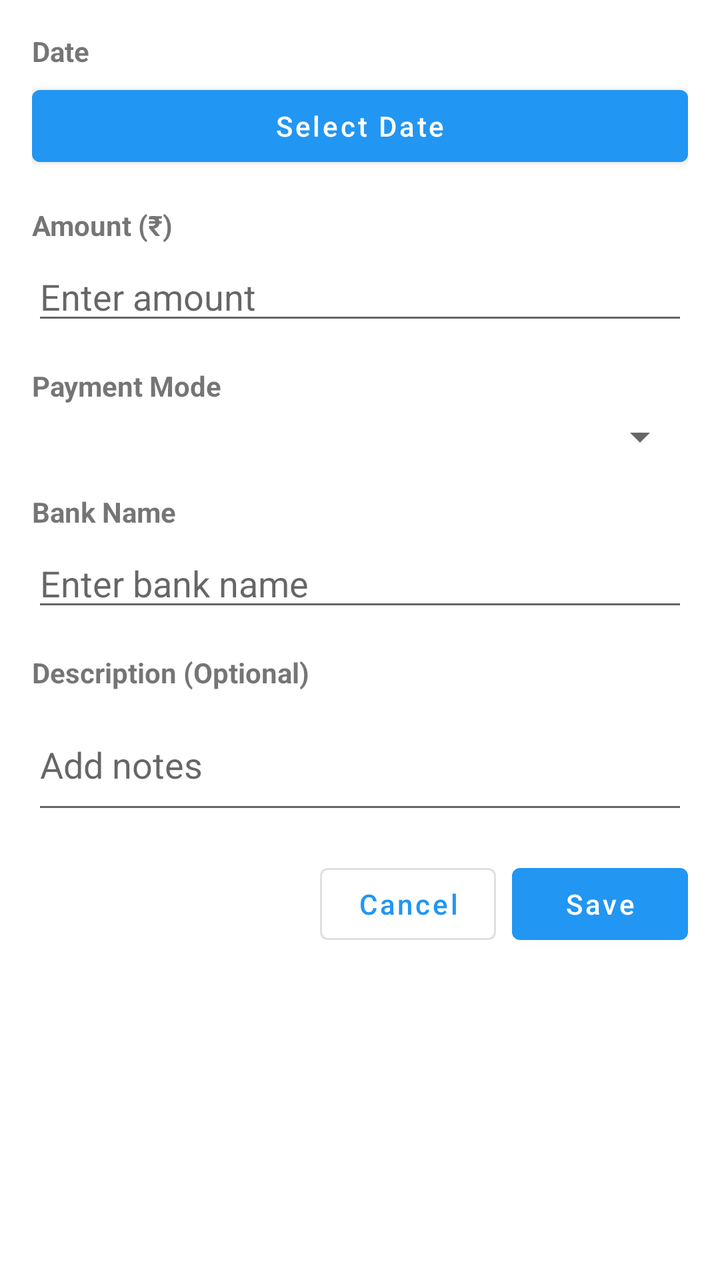
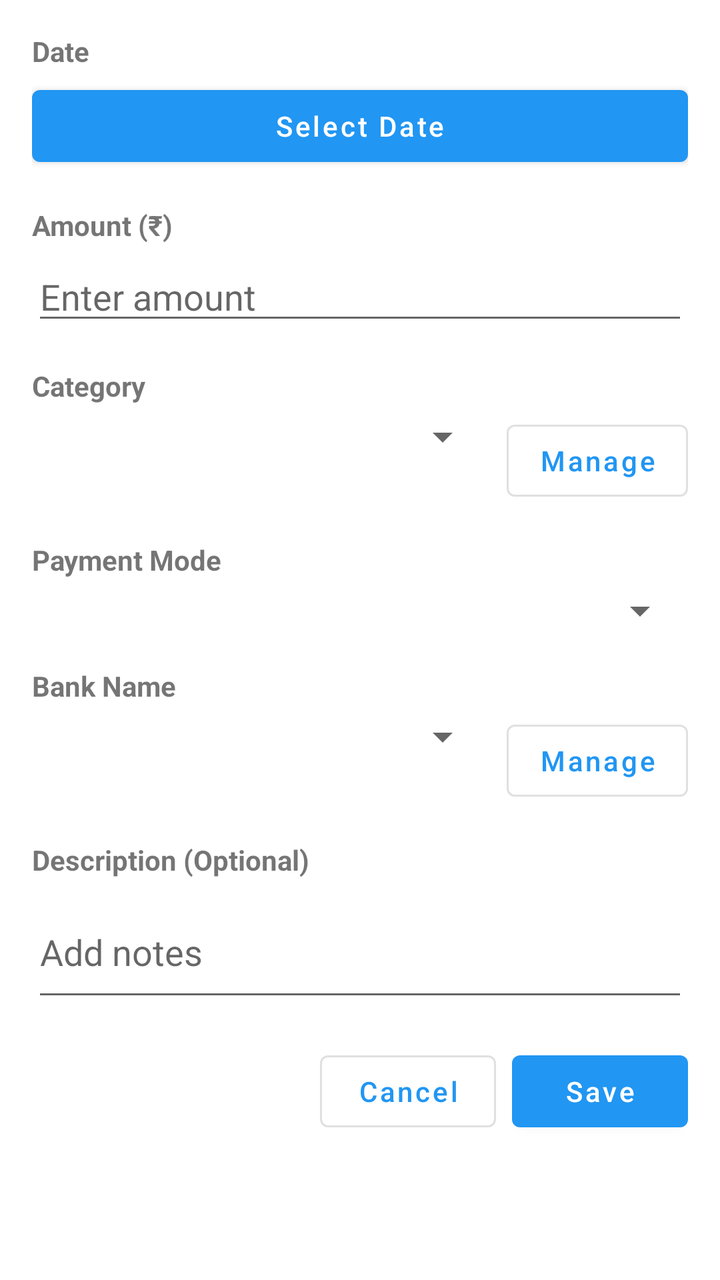

The first picture is an Android layout as it rendered before a commit; the second is the same layout after the commit. The layout source and the unified diff follow.
<!-- AndroidManifest.xml: application theme Theme.ExpenseTracker -->
<!-- res/layout/dialog_add_expense.xml -->
<?xml version="1.0" encoding="utf-8"?>
<ScrollView 
    xmlns:android="http://schemas.android.com/apk/res/android"
    android:layout_width="match_parent"
    android:layout_height="wrap_content">

    <LinearLayout
        android:layout_width="match_parent"
        android:layout_height="wrap_content"
        android:orientation="vertical"
        android:padding="16dp">

        <TextView
            android:layout_width="wrap_content"
            android:layout_height="wrap_content"
            android:text="Date"
            android:textStyle="bold"
            android:textSize="14sp" />

        <Button
            android:id="@+id/btnSelectDate"
            android:layout_width="match_parent"
            android:layout_height="wrap_content"
            android:text="Select Date"
            android:textAllCaps="false"
            android:layout_marginTop="4dp"
            android:layout_marginBottom="16dp" />

        <TextView
            android:layout_width="wrap_content"
            android:layout_height="wrap_content"
            android:text="Amount (₹)"
            android:textStyle="bold"
            android:textSize="14sp" />

        <EditText
            android:id="@+id/etAmount"
            android:layout_width="match_parent"
            android:layout_height="wrap_content"
            android:hint="Enter amount"
            android:inputType="numberDecimal"
            android:layout_marginTop="4dp"
            android:layout_marginBottom="16dp" />

        <TextView
            android:layout_width="wrap_content"
            android:layout_height="wrap_content"
            android:text="Payment Mode"
            android:textStyle="bold"
            android:textSize="14sp" />

        <Spinner
            android:id="@+id/spinnerPaymentMode"
            android:layout_width="match_parent"
            android:layout_height="wrap_content"
            android:layout_marginTop="4dp"
            android:layout_marginBottom="16dp" />

        <LinearLayout
            android:id="@+id/layoutBankUpi"
            android:layout_width="match_parent"
            android:layout_height="wrap_content"
            android:orientation="vertical"
            android:visibility="visible">

            <TextView
                android:id="@+id/tvBankUpiLabel"
                android:layout_width="wrap_content"
                android:layout_height="wrap_content"
                android:text="Bank Name"
                android:textStyle="bold"
                android:textSize="14sp" />

            <EditText
                android:id="@+id/etBankUpi"
                android:layout_width="match_parent"
                android:layout_height="wrap_content"
                android:hint="Enter bank name"
                android:inputType="text"
                android:layout_marginTop="4dp"
                android:layout_marginBottom="16dp" />

        </LinearLayout>

        <TextView
            android:layout_width="wrap_content"
            android:layout_height="wrap_content"
            android:text="Description (Optional)"
            android:textStyle="bold"
            android:textSize="14sp" />

        <EditText
            android:id="@+id/etDescription"
            android:layout_width="match_parent"
            android:layout_height="wrap_content"
            android:hint="Add notes"
            android:inputType="textMultiLine"
            android:lines="2"
            android:layout_marginTop="4dp"
            android:layout_marginBottom="16dp" />

        <LinearLayout
            android:layout_width="match_parent"
            android:layout_height="wrap_content"
            android:orientation="horizontal"
            android:gravity="end">

            <Button
                android:id="@+id/btnCancel"
                android:layout_width="wrap_content"
                android:layout_height="wrap_content"
                android:text="Cancel"
                android:textAllCaps="false"
                style="?attr/materialButtonOutlinedStyle" />

            <Button
                android:id="@+id/btnSave"
                android:layout_width="wrap_content"
                android:layout_height="wrap_content"
                android:text="Save"
                android:textAllCaps="false"
                android:layout_marginStart="8dp" />

        </LinearLayout>

    </LinearLayout>

</ScrollView>
<!-- resources referenced by this layout -->
<resources>
  <style name="Theme.ExpenseTracker" parent="Theme.MaterialComponents.DayNight.DarkActionBar">
          <item name="colorPrimary">@color/primary</item>
          <item name="colorPrimaryDark">@color/primary_dark</item>
          <item name="colorAccent">@color/accent</item>
          <item name="colorSecondary">@color/teal_700</item>
          <item name="android:statusBarColor">@color/primary_dark</item>
      </style>
  <color name="primary">#FF2196F3</color>
  <color name="primary_dark">#FF1976D2</color>
  <color name="accent">#FFFF5722</color>
  <color name="teal_700">#FF018786</color>
</resources>

<!-- the commit's change to res/layout/dialog_add_expense.xml (unified diff, before → after) -->
@@ -45,6 +45,37 @@
         <TextView
             android:layout_width="wrap_content"
             android:layout_height="wrap_content"
+            android:text="Category"
+            android:textStyle="bold"
+            android:textSize="14sp" />
+
+        <LinearLayout
+            android:layout_width="match_parent"
+            android:layout_height="wrap_content"
+            android:orientation="horizontal"
+            android:layout_marginTop="4dp"
+            android:layout_marginBottom="16dp">
+
+            <Spinner
+                android:id="@+id/spinnerCategory"
+                android:layout_width="0dp"
+                android:layout_height="wrap_content"
+                android:layout_weight="1" />
+
+            <Button
+                android:id="@+id/btnManageCategories"
+                android:layout_width="wrap_content"
+                android:layout_height="wrap_content"
+                android:text="Manage"
+                android:textAllCaps="false"
+                android:layout_marginStart="8dp"
+                style="?attr/materialButtonOutlinedStyle" />
+
+        </LinearLayout>
+
+        <TextView
+            android:layout_width="wrap_content"
+            android:layout_height="wrap_content"
             android:text="Payment Mode"
             android:textStyle="bold"
             android:textSize="14sp" />
@@ -71,14 +102,29 @@
                 android:textStyle="bold"
                 android:textSize="14sp" />
 
-            <EditText
-                android:id="@+id/etBankUpi"
+            <LinearLayout
                 android:layout_width="match_parent"
                 android:layout_height="wrap_content"
-                android:hint="Enter bank name"
-                android:inputType="text"
+                android:orientation="horizontal"
                 android:layout_marginTop="4dp"
-                android:layout_marginBottom="16dp" />
+                android:layout_marginBottom="16dp">
+
+                <Spinner
+                    android:id="@+id/spinnerBankUpi"
+                    android:layout_width="0dp"
+                    android:layout_height="wrap_content"
+                    android:layout_weight="1" />
+
+                <Button
+                    android:id="@+id/btnManageBankUpi"
+                    android:layout_width="wrap_content"
+                    android:layout_height="wrap_content"
+                    android:text="Manage"
+                    android:textAllCaps="false"
+                    android:layout_marginStart="8dp"
+                    style="?attr/materialButtonOutlinedStyle" />
+
+            </LinearLayout>
 
         </LinearLayout>
 
